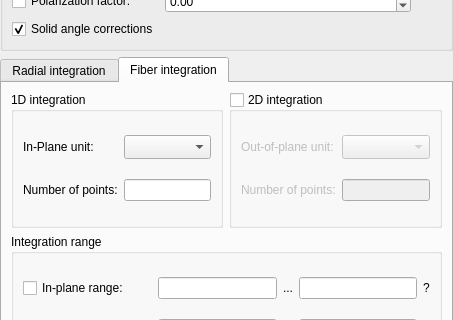
The window that src/pyFAI/resources/gui/worker-configurator.ui (silx-kit/pyFAI) describes before a commit, drawn with Qt 5; both pictures show x 0 to 453 and y 302 to 622 of the 453 by 889 pixel window.
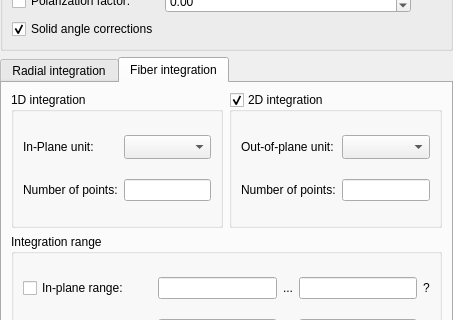
The same window after the commit. The open tabs and pages were chosen to show the change. Custom widgets are drawn as their Qt base class.

Commit message: fill combobox fiber units

What changed in the file:
```diff
--- a/src/pyFAI/resources/gui/worker-configurator.ui
+++ b/src/pyFAI/resources/gui/worker-configurator.ui
@@ -602,7 +602,7 @@
                   </property>
 
                   <property name="checked">
-                  <bool>false</bool>
+                  <bool>true</bool>
                   </property>
 
                   <layout class="QGridLayout" name="gridLayout_7_fib">
```
The commit also changes 1 other file.
